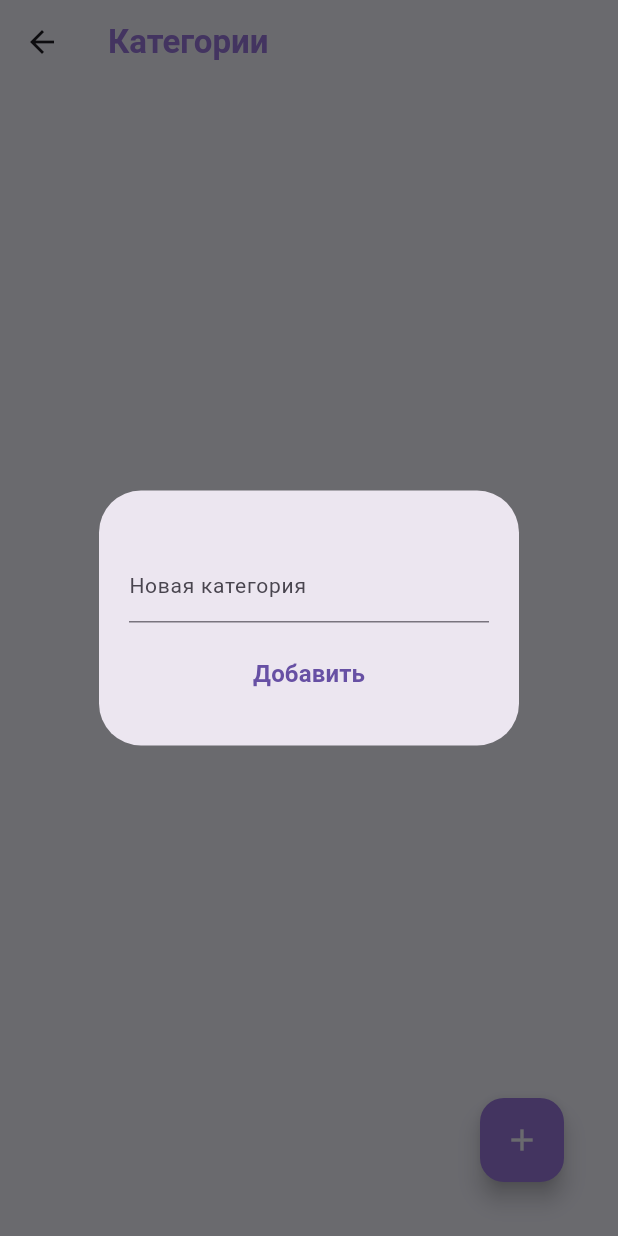
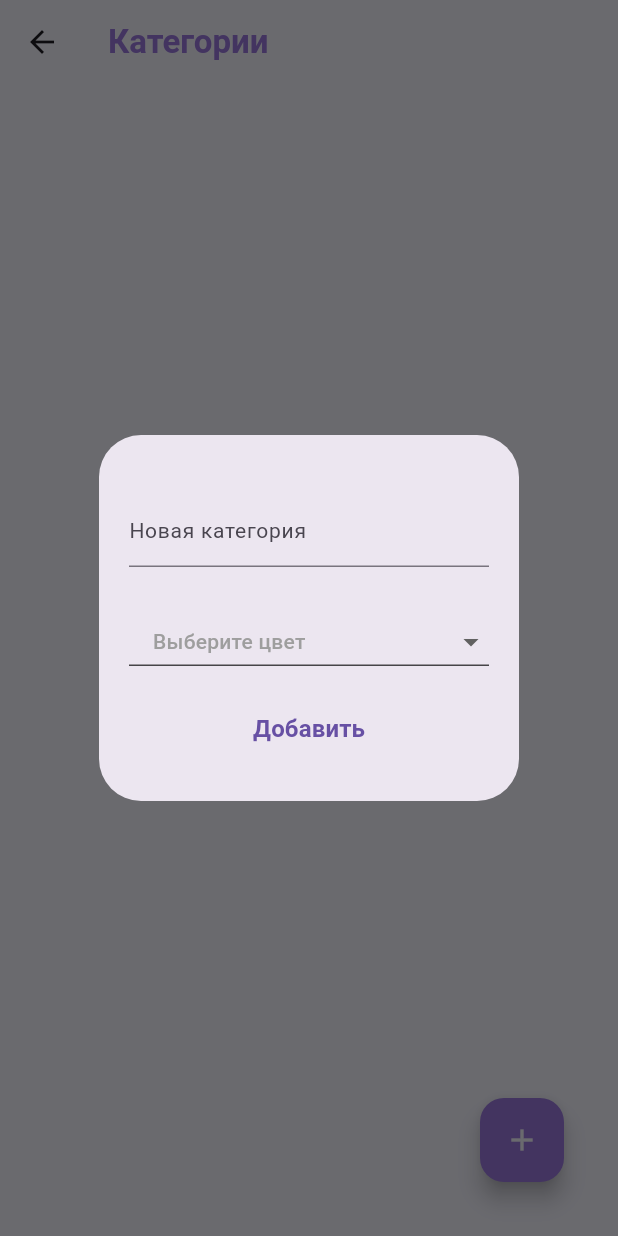
Before and after one commit to thegimbatovm/finance, a Flutter app: the CategoryPage screen opened by its route, after a tap on the "add" icon, on a phone screen of 412 x 824 dp. Run offline on Flutter 3.47's test engine with Material 3 defaults, Android fonts, the phone set to English and light mode, and no system bars; drawn by our look-alikes of dropdown_button2; our stand-ins replace curved_navigation_bar, go_router, supabase_flutter; accounts and stored records are empty.

Commit message:
добавил возмоность добавлять цвета для категории

```diff
--- a/lib/setting_pages/category_page.dart
+++ b/lib/setting_pages/category_page.dart
@@ -1,3 +1,5 @@
+import 'dart:collection';
+import 'package:dropdown_button2/dropdown_button2.dart';
 import 'package:finance/constants.dart';
 import 'package:flutter/material.dart';
 import 'package:go_router/go_router.dart';
@@ -14,17 +16,20 @@ class _CategoryPageState extends State<CategoryPage> {
 
   TextEditingController _newCategory = TextEditingController();
 
+  final List<Color> listColor = [Colors.red, Colors.blue, Colors.green, Colors.orange];
+  Color? selectedValue;
+
   void requestAgain() {
     setState(() {
       _future = Supabase.instance.client
           .from('category')
-          .select();
+          .select().eq('userid', user!.id);
     });
   }
 
   var _future = Supabase.instance.client
       .from('category')
-      .select();
+      .select().eq('userid', user!.id);
 
   @override
   Widget build(BuildContext context) {
@@ -35,16 +40,51 @@ class _CategoryPageState extends State<CategoryPage> {
         child: FloatingActionButton(
           onPressed: () => showDialog<String>(
             context: context,
-            builder: (BuildContext context) => AlertDialog(
+            builder: (BuildContext context) => StatefulBuilder(
+              builder: (context, StateSetter setState) {
+              return AlertDialog(
                 actionsAlignment: MainAxisAlignment.center,
                 contentPadding: EdgeInsets.only(left: 20, right: 20, top: 40, bottom: 10),
-              content: FinanceTextField(controller: _newCategory,hintText: 'Новая категория', fontSize: formSize, ),
+                content: Column(
+                  mainAxisSize: MainAxisSize.min,
+                        children: [
+                          FinanceTextField(
+                            controller: _newCategory,
+                            hintText: 'Новая категория',
+                            fontSize: formSize,
+                          ),
+                          formSpacer,
+                          DropdownButton2<Color>(
+                            underline: Container(height: 1, color: Colors.black.withOpacity(0.7),),
+                            barrierColor: Colors.grey.withOpacity(0.5),
+                            hint: Text('Выберите цвет', style: TextStyle(color: Colors.grey, fontSize: formSize),),
+                            isExpanded: true,
+                            value: selectedValue,
+                            items: listColor.map((Color item) => DropdownMenuItem<Color>(
+                                value: item,
+                                child: Padding(
+                                  padding: const EdgeInsets.all(8.0),
+                                  child: Container(color: item,),
+                                )
+                            ) ).toList(),
+                            onChanged: (Color? value) {
+                              setState(() {
+                                selectedValue = value;
+                              });
+                            },
+                          )
+                        ],
+                      ),
                 actions: [
                         TextButton(
                             onPressed: () async {
                               await supabase
                                   .from('category')
-                                .insert({'name': _newCategory.text});
+                                  .insert({
+                                'name': _newCategory.text,
+                                'userid': user!.id,
+                                'hexColor': selectedValue?.value.toInt()
+                                  });
                               context.pop();
                               WidgetsBinding.instance.addPostFrameCallback((_){
                                 requestAgain();
@@ -57,6 +97,8 @@ class _CategoryPageState extends State<CategoryPage> {
                                   fontWeight: FontWeight.bold),
                             ))
                       ],
+                    );
+              }
             )),
           backgroundColor: appHomeTheme.primaryColor,
           foregroundColor: formColor,
@@ -79,6 +121,17 @@ class _CategoryPageState extends State<CategoryPage> {
                 return Column(
                   children: [
                     ListTile(
+                      contentPadding: EdgeInsets.only(left: 2,right: 10, top: 2, bottom: 2),
+                      leading: Container(
+                        width: 10,
+                        decoration: BoxDecoration(
+                            color: Color(category['hexColor']),
+                            borderRadius: BorderRadius.only(
+                                topLeft: Radius.circular(7),
+                                bottomLeft: Radius.circular(7)
+                            )
+                        ),
+                      ),
                       trailing: IconButton(
                         onPressed: () async {
                           await supabase
--- a/pubspec.yaml
+++ b/pubspec.yaml
@@ -38,6 +38,7 @@ dependencies:
   supabase_flutter: ^2.0.0
   go_router: ^14.6.2
   curved_navigation_bar: ^1.0.6
+  dropdown_button2: ^2.3.9
 
 dev_dependencies:
   flutter_test:
```
Also changed, not shown: lib/constants.dart (+14 -0 lines), pubspec.lock. Lines whose indentation alone changed are shown as unchanged.
